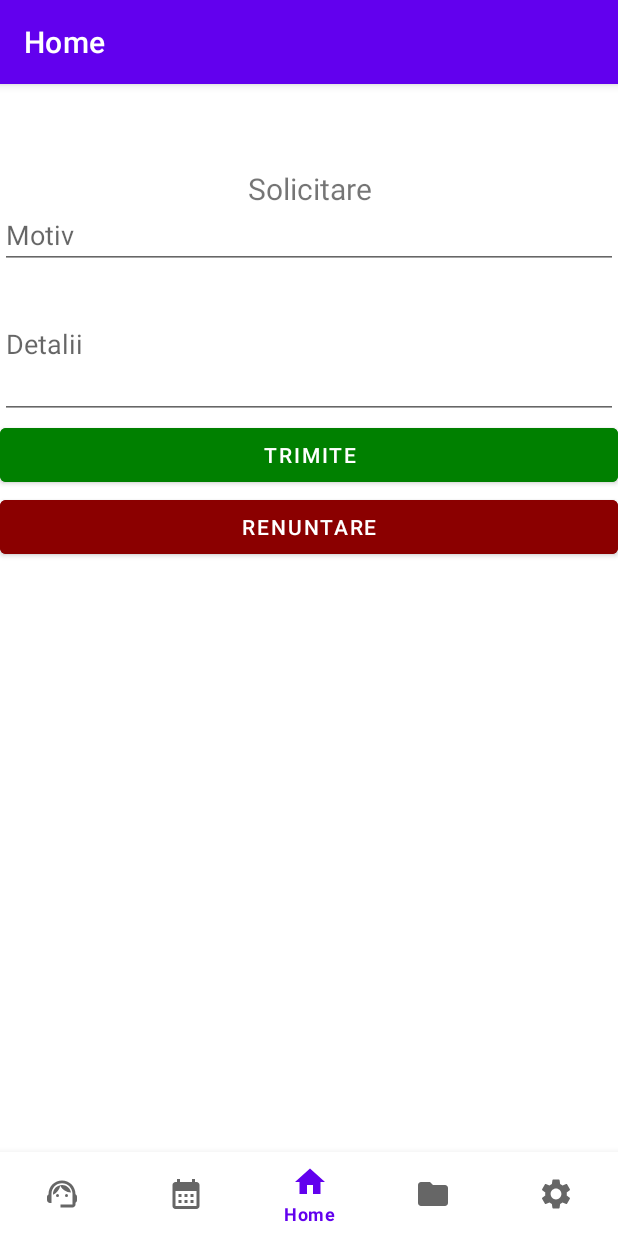
After one commit to uwu-alexandra/HeartBit, an Android app: the fragment SolicitareFragment placed in its activity, on a phone screen of 412 x 824 dp. The commit adds this screen. Run offline under Robolectric (Android 15) with nearby library versions, the phone set to English and light mode, and no system bars; our stand-ins replace navigation-ui.

Commit message:
SupportFragment

```diff
--- /dev/null
+++ b/MOBILE/HeartBit_mobile/src/main/java/com/heartbit_mobile/ui/support/SolicitareFragment.java
@@ -0,0 +1,42 @@
+package com.heartbit_mobile.ui.support;
+
+import android.os.Bundle;
+import androidx.fragment.app.Fragment;
+import androidx.fragment.app.FragmentTransaction;
+
+import android.view.LayoutInflater;
+import android.view.View;
+import android.view.ViewGroup;
+import android.widget.Button;
+
+import com.heartbit_mobile.R;
+
+public class SolicitareFragment extends Fragment {
+
+    private Button returnBtn;
+    @Override
+    public void onCreate(Bundle savedInstanceState) {
+        super.onCreate(savedInstanceState);
+    }
+
+    @Override
+    public View onCreateView(LayoutInflater inflater, ViewGroup container,
+                             Bundle savedInstanceState) {
+        View view = inflater.inflate(R.layout.fragment_solicitare, container, false);
+        returnBtn=view.findViewById(R.id.returnFromSolcitareBtn);
+        returnBtn.setOnClickListener(new View.OnClickListener() {
+            @Override
+            public void onClick(View v) {
+                onReturnClick();
+            }
+        });
+        return view;
+    }
+    private void onReturnClick()
+    {
+        FragmentTransaction transaction = getParentFragmentManager().beginTransaction();
+        transaction.remove(this);
+        // transaction.show(previousFragment);
+        transaction.commit();
+    }
+}
--- a/MOBILE/HeartBit_mobile/src/main/java/com/heartbit_mobile/ui/support/SupportViewModel.java
+++ b/MOBILE/HeartBit_mobile/src/main/java/com/heartbit_mobile/ui/support/SupportViewModel.java
@@ -1,6 +1,11 @@
 package com.heartbit_mobile.ui.support;
+
+import android.view.View;
 
 import androidx.lifecycle.ViewModel;
 
+import com.heartbit_mobile.R;
+
 public class SupportViewModel extends ViewModel {
+
 }
--- /dev/null
+++ b/MOBILE/HeartBit_mobile/src/main/res/layout/fragment_solicitare.xml
@@ -0,0 +1,53 @@
+<?xml version="1.0" encoding="utf-8"?>
+<LinearLayout xmlns:android="http://schemas.android.com/apk/res/android"
+    xmlns:tools="http://schemas.android.com/tools"
+    android:layout_width="match_parent"
+    android:layout_height="match_parent"
+    tools:context=".ui.support.SolicitareFragment"
+    android:orientation="vertical">
+
+    <TextView
+        android:id="@+id/solicitare_title"
+        android:layout_width="match_parent"
+        android:layout_height="wrap_content"
+        android:gravity="center"
+        android:scrollbars="vertical"
+        android:text="Solicitare"
+        android:textSize="20dp" />
+
+    <com.google.android.material.textfield.TextInputLayout
+        android:layout_width="match_parent"
+        android:layout_height="wrap_content"
+        />
+    <com.google.android.material.textfield.TextInputEditText
+        android:id="@+id/Motiv"
+        android:hint="Motiv"
+        android:layout_width="match_parent"
+        android:layout_height="40dp"
+        />
+
+    <com.google.android.material.textfield.TextInputLayout
+        android:layout_width="match_parent"
+        android:layout_height="wrap_content"
+        />
+    <com.google.android.material.textfield.TextInputEditText
+        android:id="@+id/Detalii"
+        android:hint="Detalii"
+        android:layout_width="match_parent"
+        android:layout_height="100dp"
+        />
+    <Button
+        android:id="@+id/sendSolcitareBtn"
+        android:layout_width="match_parent"
+        android:layout_height="wrap_content"
+        android:text="Trimite"
+        android:backgroundTint="@color/dark_green"/>
+
+    <Button
+        android:id="@+id/returnFromSolcitareBtn"
+        android:layout_width="match_parent"
+        android:layout_height="wrap_content"
+        android:text="Renuntare"
+        android:backgroundTint="@color/red_dark"/>
+
+</LinearLayout>
--- a/MOBILE/HeartBit_mobile/src/main/res/layout/fragment_support.xml
+++ b/MOBILE/HeartBit_mobile/src/main/res/layout/fragment_support.xml
@@ -26,10 +26,12 @@
     <TableRow>
 
         <LinearLayout
+            android:id="@+id/ghidLayout"
             android:layout_width="match_parent"
             android:layout_height="wrap_content"
             android:orientation="horizontal"
-            android:padding="16dp">
+            android:padding="16dp"
+            >
 
             <ImageView
                 android:layout_width="20dp"
@@ -57,6 +59,7 @@
             android:layout_height="match_parent">
 
             <LinearLayout
+                android:id="@+id/solicitareLayout"
                 android:layout_width="match_parent"
                 android:layout_height="wrap_content"
                 android:orientation="horizontal"
--- a/MOBILE/HeartBit_mobile/src/main/res/values/colors.xml
+++ b/MOBILE/HeartBit_mobile/src/main/res/values/colors.xml
@@ -7,4 +7,8 @@
     <color name="teal_700">#FF018786</color>
     <color name="black">#FF000000</color>
     <color name="white">#FFFFFFFF</color>
+    <color name="green">#00FF00</color>
+    <color name="dark_green">#008000</color>
+    <color name="red">#FF0000</color>
+    <color name="red_dark">#8B0000</color>
 </resources>
```
Also changed, not shown: MOBILE/HeartBit_mobile/src/main/java/com/heartbit_mobile/ui/support/GhidFragment.java (added, +47 -0 lines), MOBILE/HeartBit_mobile/src/main/java/com/heartbit_mobile/ui/support/SupportFragment.java (+54 -2 lines), MOBILE/HeartBit_mobile/src/main/res/layout/fragment_ghid.xml (added, +25 -0 lines).
